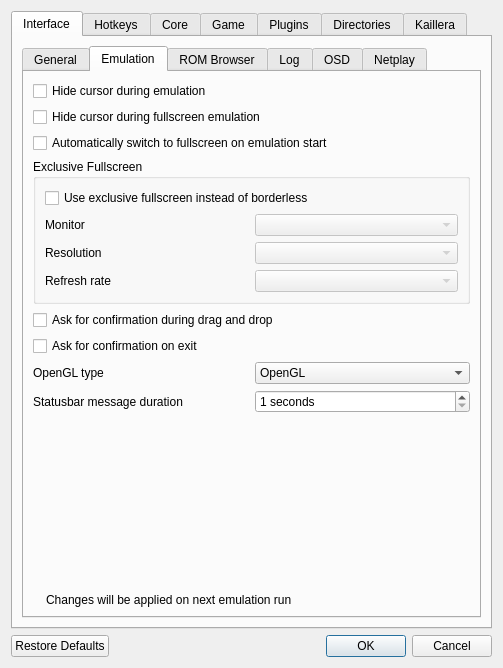
Above: Source/RMG/UserInterface/Dialog/SettingsDialog.ui from crossn/CMG-K before the change. Below: the same form after it.
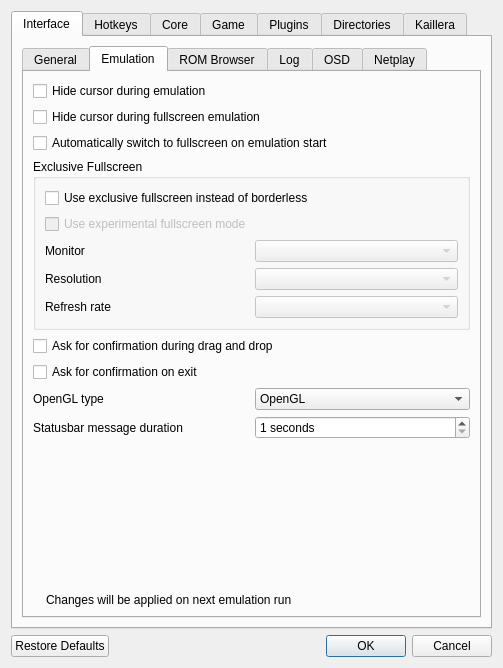
That is the form after the change. The open tabs and pages were chosen to show the change. Icons and pictures are not drawn. Custom widgets are drawn as their Qt base class.

Commit message: Move toggle to experimental fullscreen

```diff
--- a/Source/RMG/UserInterface/Dialog/SettingsDialog.ui
+++ b/Source/RMG/UserInterface/Dialog/SettingsDialog.ui
@@ -218,6 +218,19 @@
                     </property>
                    </widget>
                   </item>
+                  <item>
+                   <widget class="QCheckBox" name="betaFullscreenBackendCheckBox">
+                    <property name="enabled">
+                     <bool>false</bool>
+                    </property>
+                    <property name="toolTip">
+                     <string>This fullscreen mode is beta and does not support toggling fullscreen or OSD messages.</string>
+                    </property>
+                    <property name="text">
+                     <string>Use experimental fullscreen mode</string>
+                    </property>
+                   </widget>
+                  </item>
                   <item>
                    <layout class="QHBoxLayout" name="exclusiveMonitorLayout">
                     <item>
```
The commit also changes 5 other files.
